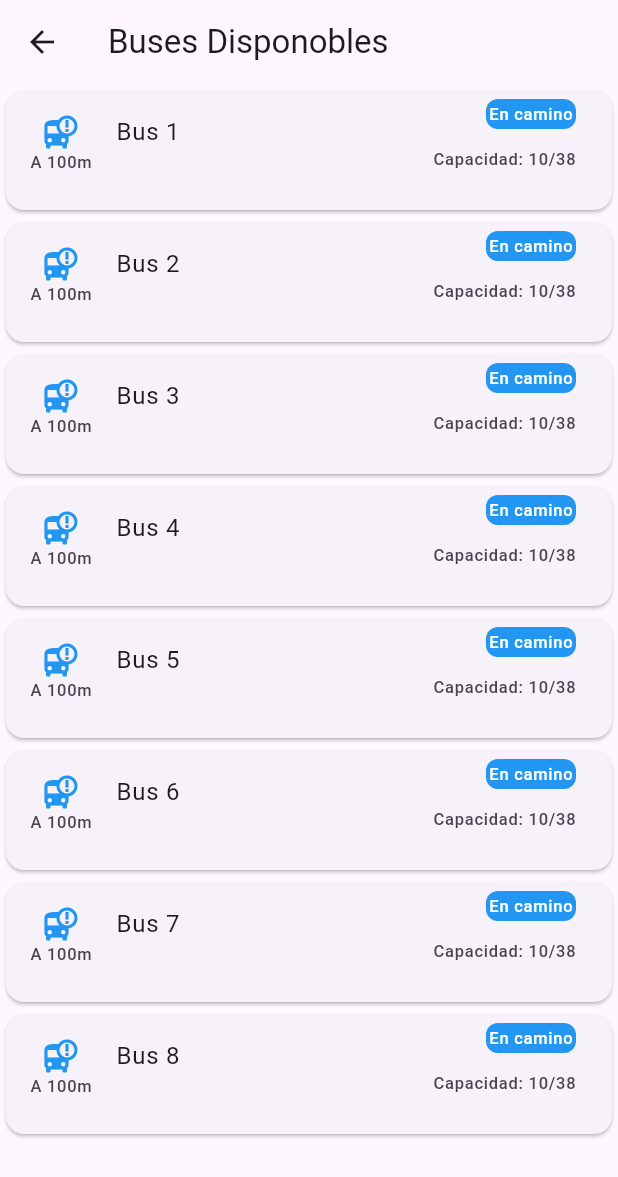
After one commit to titanke/APP_transporte_UNAP, a Flutter app: the MiPantalla screen opened directly, on a phone screen of 412 x 824 dp. The commit adds this screen. Shown: the top 1177 px of the screen. Run offline on Flutter 3.47's test engine with Material 3 defaults, Android fonts, the phone set to English and light mode, and no system bars; our stand-ins replace cloud_firestore, firebase_core, flutter_map, geocoding, geolocator, latlong2; missing offline and left inert: flutter_map_location_marker; accounts and stored records are empty.

Commit message:
Agregando mas pantallas

```diff
--- /dev/null
+++ b/lib/pantallas/buses.dart
@@ -0,0 +1,63 @@
+import 'package:flutter/material.dart';
+
+class MiPantalla extends StatelessWidget {
+  @override
+  Widget build(BuildContext context) {
+    return Scaffold(
+      appBar: AppBar(
+        title: Text('Buses Disponobles'),
+      ),
+      body: Listabuses(),
+    );
+  }
+}
+
+class Listabuses extends StatelessWidget {
+  @override
+  Widget build(BuildContext context) {
+    return ListView.builder(
+      itemCount: 8,
+      itemBuilder: (context, index) {
+        return Card(
+          child: Container(
+          height: 80.0,
+          child: ListTile(
+              onTap: () {
+    // Vuelve a la pantalla principal cuando se toca el ListTile.
+    Navigator.pop(context);
+  },
+        leading: Padding(
+              padding: EdgeInsets.only(top:16.0),
+              child: Column(
+                children: <Widget>[
+                  Icon(Icons.bus_alert, color: Colors.blue),
+                  Text('A 100m'),
+                ],
+              ),
+            ),
+            title: Text('Bus ${index + 1}'),
+            trailing: Column(
+              crossAxisAlignment: CrossAxisAlignment.end,
+              children: <Widget>[
+                Padding(
+                  padding: EdgeInsets.only(top:6.0),
+                  child:  Container(
+                    decoration: BoxDecoration(
+                      color: Colors.blue,
+                      borderRadius: BorderRadius.circular(8.0), // Ajusta el valor del radio como necesites
+                    ),
+                    padding: EdgeInsets.all(2.0), // Añade padding si es necesario
+                    child: Text('En camino',style: TextStyle(color: Colors.white),),
+                  ),
+                ),
+                SizedBox(height: 12.0),
+                Text('Capacidad: 10/38', style: TextStyle(backgroundColor: const Color.fromARGB(0, 200, 230, 201))),
+              ],
+            ),
+          ),
+          ),
+        );
+      },
+    );
+  }
+}
```
Also changed, not shown: lib/main.dart (+140 -21 lines), lib/pantallas/horarios.dart (added, +37 -0 lines), lib/widgets/customtile.dart (+3 -4 lines).
